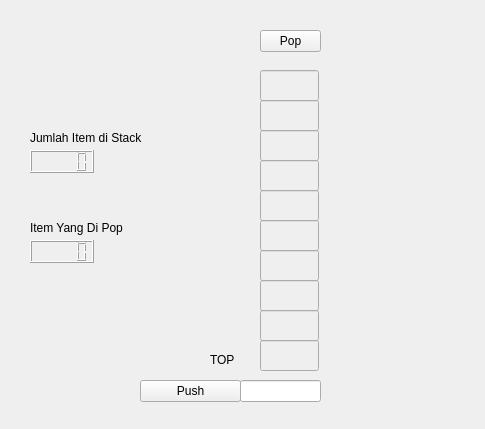
Before: the Qt Designer form ui/stackwindow.ui in selesdepselesnul/dss, drawn with Qt 5.
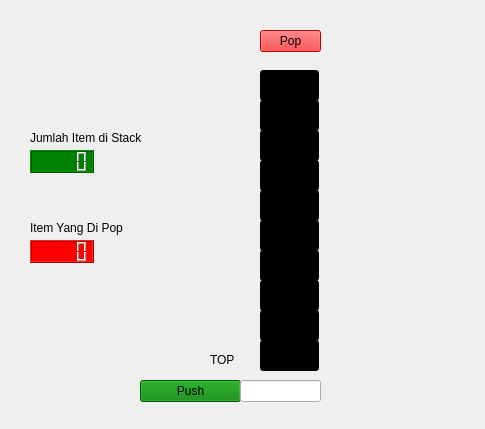
After: the same form once the commit is applied. Icons and pictures are not drawn.

Commit message: add color to each button and lcd in stack window

```diff
--- a/ui/stackwindow.ui
+++ b/ui/stackwindow.ui
@@ -31,6 +31,9 @@
    <property name="cursor">
     <cursorShape>PointingHandCursor</cursorShape>
    </property>
+   <property name="styleSheet">
+    <string notr="true">background-color: green;</string>
+   </property>
    <property name="text">
     <string>Push</string>
    </property>
@@ -50,6 +53,9 @@
      <height>31</height>
     </rect>
    </property>
+   <property name="styleSheet">
+    <string notr="true">background-color: black;</string>
+   </property>
    <property name="readOnly">
     <bool>true</bool>
    </property>
@@ -66,6 +72,9 @@
      <height>31</height>
     </rect>
    </property>
+   <property name="styleSheet">
+    <string notr="true">background-color: black;</string>
+   </property>
    <property name="readOnly">
     <bool>true</bool>
    </property>
@@ -82,6 +91,9 @@
      <height>31</height>
     </rect>
    </property>
+   <property name="styleSheet">
+    <string notr="true">background-color: black;</string>
+   </property>
    <property name="readOnly">
     <bool>true</bool>
    </property>
@@ -95,6 +107,9 @@
      <height>22</height>
     </rect>
    </property>
+   <property name="styleSheet">
+    <string notr="true">background-color: red;</string>
+   </property>
    <property name="text">
     <string>Pop</string>
    </property>
@@ -121,6 +136,9 @@
      <height>31</height>
     </rect>
    </property>
+   <property name="styleSheet">
+    <string notr="true">background-color: black;</string>
+   </property>
    <property name="readOnly">
     <bool>true</bool>
    </property>
@@ -137,6 +155,9 @@
      <height>31</height>
     </rect>
    </property>
+   <property name="styleSheet">
+    <string notr="true">background-color: black;</string>
+   </property>
    <property name="readOnly">
     <bool>true</bool>
    </property>
@@ -153,6 +174,9 @@
      <height>31</height>
     </rect>
    </property>
+   <property name="styleSheet">
+    <string notr="true">background-color: black;</string>
+   </property>
    <property name="readOnly">
     <bool>true</bool>
    </property>
@@ -169,6 +193,9 @@
      <height>31</height>
     </rect>
    </property>
+   <property name="styleSheet">
+    <string notr="true">background-color: black;</string>
+   </property>
    <property name="readOnly">
     <bool>true</bool>
    </property>
@@ -185,6 +212,9 @@
      <height>31</height>
     </rect>
    </property>
+   <property name="styleSheet">
+    <string notr="true">background-color: black;</string>
+   </property>
    <property name="readOnly">
     <bool>true</bool>
    </property>
@@ -201,6 +231,9 @@
      <height>31</height>
     </rect>
    </property>
+   <property name="styleSheet">
+    <string notr="true">background-color: black;</string>
+   </property>
    <property name="readOnly">
     <bool>true</bool>
    </property>
@@ -217,6 +250,9 @@
      <height>31</height>
     </rect>
    </property>
+   <property name="styleSheet">
+    <string notr="true">background-color: black;</string>
+   </property>
    <property name="readOnly">
     <bool>true</bool>
    </property>
@@ -246,6 +282,9 @@
      <height>23</height>
     </rect>
    </property>
+   <property name="styleSheet">
+    <string notr="true">background-color: red;</string>
+   </property>
   </widget>
   <widget class="QLabel" name="label">
    <property name="geometry">
@@ -269,6 +308,9 @@
      <height>23</height>
     </rect>
    </property>
+   <property name="styleSheet">
+    <string notr="true">background-color: green;</string>
+   </property>
   </widget>
   <widget class="QLabel" name="label_2">
    <property name="geometry">
```
